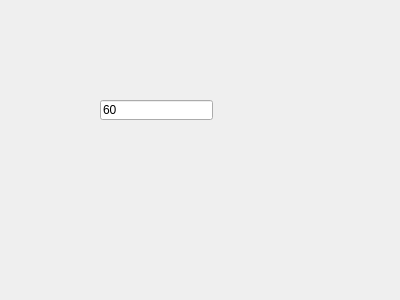
Enenon/bci-labios, file gui/untitled.ui: the form before one commit.
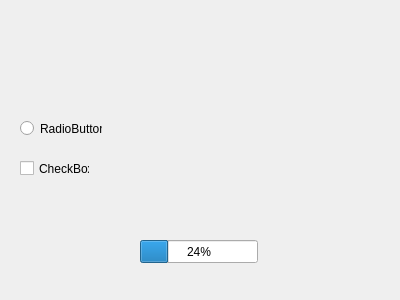
The form after the commit.

```diff
--- a/gui/untitled.ui
+++ b/gui/untitled.ui
@@ -13,17 +13,43 @@
   <property name="windowTitle">
    <string>Form</string>
   </property>
-  <widget class="QLineEdit" name="lineEdit">
+  <widget class="QRadioButton" name="radioButton">
    <property name="geometry">
     <rect>
-     <x>100</x>
-     <y>100</y>
-     <width>113</width>
-     <height>20</height>
+     <x>20</x>
+     <y>120</y>
+     <width>82</width>
+     <height>17</height>
     </rect>
    </property>
    <property name="text">
-    <string>60</string>
+    <string>RadioButton</string>
+   </property>
+  </widget>
+  <widget class="QCheckBox" name="checkBox">
+   <property name="geometry">
+    <rect>
+     <x>20</x>
+     <y>160</y>
+     <width>70</width>
+     <height>17</height>
+    </rect>
+   </property>
+   <property name="text">
+    <string>CheckBox</string>
+   </property>
+  </widget>
+  <widget class="QProgressBar" name="progressBar">
+   <property name="geometry">
+    <rect>
+     <x>140</x>
+     <y>240</y>
+     <width>118</width>
+     <height>23</height>
+    </rect>
+   </property>
+   <property name="value">
+    <number>24</number>
    </property>
   </widget>
  </widget>
```
